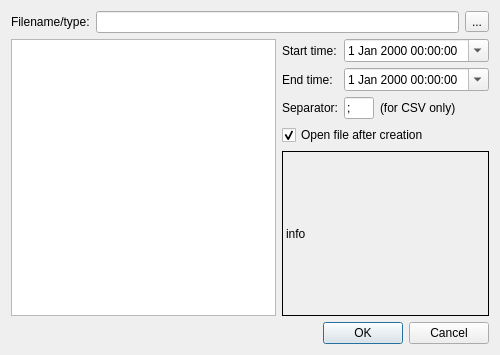
This is trunk/AdditionalPlugIns/DataStorageBrowser/DSBrowser/UI/DSExportDialog.ui in BackupTheBerlios/simuvis4-svn as Qt 5 draws it before an edit. The edited form follows.
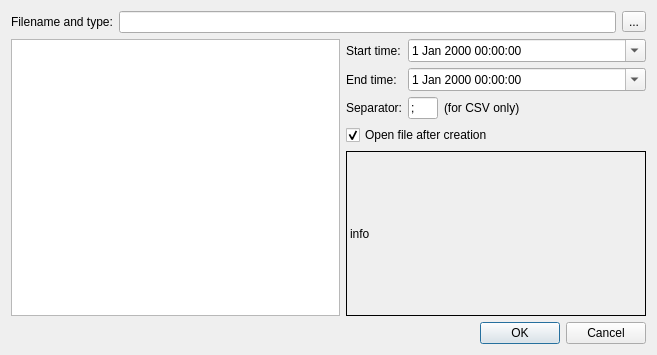
This is the edited form.

Patch:
```diff
--- a/trunk/AdditionalPlugIns/DataStorageBrowser/DSBrowser/UI/DSExportDialog.ui
+++ b/trunk/AdditionalPlugIns/DataStorageBrowser/DSBrowser/UI/DSExportDialog.ui
@@ -5,7 +5,7 @@
    <rect>
     <x>0</x>
     <y>0</y>
-    <width>500</width>
+    <width>657</width>
     <height>355</height>
    </rect>
   </property>
@@ -18,7 +18,7 @@
      <item>
       <widget class="QLabel" name="fileLabel" >
        <property name="text" >
-        <string>Filename/type:</string>
+        <string>Filename and type:</string>
        </property>
       </widget>
      </item>
@@ -166,6 +166,12 @@
          <verstretch>0</verstretch>
         </sizepolicy>
        </property>
+       <property name="minimumSize" >
+        <size>
+         <width>300</width>
+         <height>0</height>
+        </size>
+       </property>
        <property name="frameShape" >
         <enum>QFrame::Box</enum>
        </property>
```
